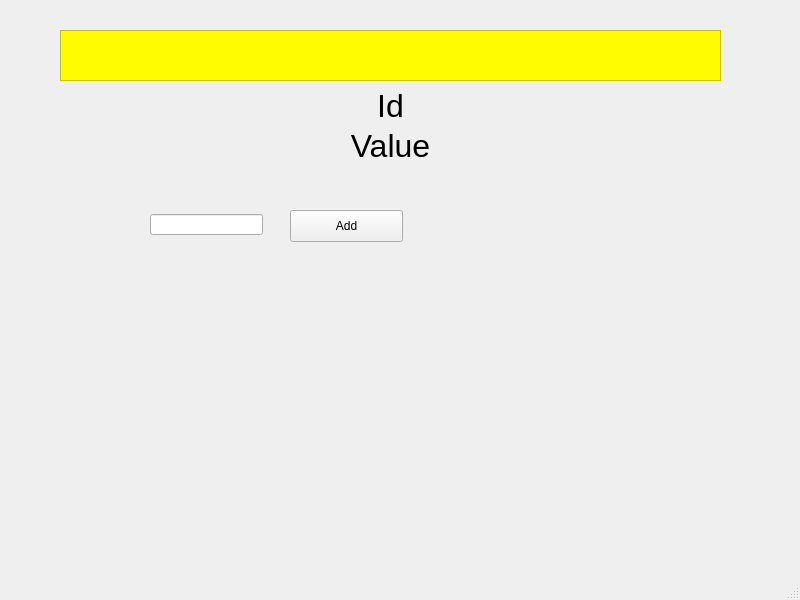
This is MultiHandleSliderTestWindow.ui in AndromedaSignalLab/GradientForge as Qt 5 draws it before an edit. The edited form follows.
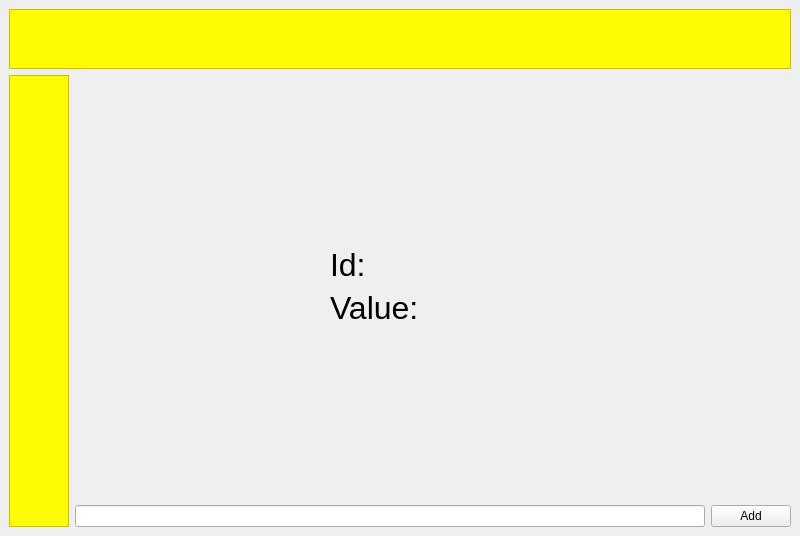
This is the edited form. Custom widgets are drawn as their Qt base class.

Commit message: MultiHandleSlider arrangements

```diff
--- a/MultiHandleSliderTestWindow.ui
+++ b/MultiHandleSliderTestWindow.ui
@@ -7,136 +7,301 @@
     <x>0</x>
     <y>0</y>
     <width>800</width>
-    <height>600</height>
+    <height>536</height>
    </rect>
   </property>
   <property name="windowTitle">
    <string>MainWindow</string>
   </property>
   <widget class="QWidget" name="centralwidget">
-   <widget class="QFrame" name="frame">
-    <property name="geometry">
-     <rect>
-      <x>60</x>
-      <y>30</y>
-      <width>661</width>
-      <height>51</height>
-     </rect>
-    </property>
-    <property name="styleSheet">
-     <string notr="true">background-color: rgb(255, 251, 0);</string>
-    </property>
-    <property name="frameShape">
-     <enum>QFrame::StyledPanel</enum>
-    </property>
-    <property name="frameShadow">
-     <enum>QFrame::Raised</enum>
-    </property>
-    <layout class="QGridLayout" name="gridLayout">
-     <property name="leftMargin">
-      <number>0</number>
-     </property>
-     <property name="topMargin">
-      <number>0</number>
-     </property>
-     <property name="rightMargin">
-      <number>0</number>
-     </property>
-     <property name="bottomMargin">
-      <number>0</number>
-     </property>
-     <property name="spacing">
-      <number>0</number>
-     </property>
-     <item row="0" column="0">
-      <widget class="MultiHandleSlider" name="multiHandleSlider" native="true">
-       <property name="styleSheet">
-        <string notr="true"/>
+   <layout class="QGridLayout" name="gridLayout_3">
+    <item row="3" column="1">
+     <spacer name="horizontalSpacer_3">
+      <property name="orientation">
+       <enum>Qt::Horizontal</enum>
+      </property>
+      <property name="sizeHint" stdset="0">
+       <size>
+        <width>40</width>
+        <height>20</height>
+       </size>
+      </property>
+     </spacer>
+    </item>
+    <item row="5" column="6">
+     <widget class="QPushButton" name="pushButtonAdd">
+      <property name="sizePolicy">
+       <sizepolicy hsizetype="Fixed" vsizetype="Fixed">
+        <horstretch>0</horstretch>
+        <verstretch>0</verstretch>
+       </sizepolicy>
+      </property>
+      <property name="text">
+       <string>Add</string>
+      </property>
+     </widget>
+    </item>
+    <item row="1" column="0" rowspan="5">
+     <widget class="QFrame" name="frame_2">
+      <property name="sizePolicy">
+       <sizepolicy hsizetype="Fixed" vsizetype="Expanding">
+        <horstretch>0</horstretch>
+        <verstretch>0</verstretch>
+       </sizepolicy>
+      </property>
+      <property name="minimumSize">
+       <size>
+        <width>60</width>
+        <height>0</height>
+       </size>
+      </property>
+      <property name="styleSheet">
+       <string notr="true">background-color: rgb(255, 251, 0);</string>
+      </property>
+      <property name="frameShape">
+       <enum>QFrame::StyledPanel</enum>
+      </property>
+      <property name="frameShadow">
+       <enum>QFrame::Raised</enum>
+      </property>
+      <property name="Vertical" stdset="0">
+       <bool>true</bool>
+      </property>
+      <layout class="QGridLayout" name="gridLayout_2">
+       <property name="leftMargin">
+        <number>0</number>
        </property>
-       <property name="Vertical" stdset="0">
-        <bool>false</bool>
+       <property name="topMargin">
+        <number>0</number>
        </property>
-      </widget>
-     </item>
-    </layout>
-   </widget>
-   <widget class="QLabel" name="valueLabel">
-    <property name="geometry">
-     <rect>
-      <x>60</x>
-      <y>130</y>
-      <width>661</width>
-      <height>31</height>
-     </rect>
-    </property>
-    <property name="font">
-     <font>
-      <pointsize>24</pointsize>
-     </font>
-    </property>
-    <property name="text">
-     <string>Value</string>
-    </property>
-    <property name="alignment">
-     <set>Qt::AlignCenter</set>
-    </property>
-   </widget>
-   <widget class="QLabel" name="idLabel">
-    <property name="geometry">
-     <rect>
-      <x>60</x>
-      <y>90</y>
-      <width>661</width>
-      <height>31</height>
-     </rect>
-    </property>
-    <property name="font">
-     <font>
-      <pointsize>24</pointsize>
-     </font>
-    </property>
-    <property name="text">
-     <string>Id</string>
-    </property>
-    <property name="alignment">
-     <set>Qt::AlignCenter</set>
-    </property>
-   </widget>
-   <widget class="QLineEdit" name="lineEditValue">
-    <property name="geometry">
-     <rect>
-      <x>150</x>
-      <y>214</y>
-      <width>113</width>
-      <height>21</height>
-     </rect>
-    </property>
-   </widget>
-   <widget class="QPushButton" name="pushButtonAdd">
-    <property name="geometry">
-     <rect>
-      <x>290</x>
-      <y>210</y>
-      <width>113</width>
-      <height>32</height>
-     </rect>
-    </property>
-    <property name="text">
-     <string>Add</string>
-    </property>
-   </widget>
+       <property name="rightMargin">
+        <number>0</number>
+       </property>
+       <property name="bottomMargin">
+        <number>0</number>
+       </property>
+       <property name="spacing">
+        <number>0</number>
+       </property>
+       <item row="0" column="0">
+        <widget class="MultiHandleSlider" name="multiHandleSliderVertical" native="true">
+         <property name="styleSheet">
+          <string notr="true"/>
+         </property>
+         <property name="Vertical" stdset="0">
+          <bool>true</bool>
+         </property>
+        </widget>
+       </item>
+      </layout>
+     </widget>
+    </item>
+    <item row="5" column="1" colspan="5">
+     <widget class="QLineEdit" name="lineEditValue"/>
+    </item>
+    <item row="2" column="2">
+     <widget class="QLabel" name="idLabel_2">
+      <property name="sizePolicy">
+       <sizepolicy hsizetype="Minimum" vsizetype="Fixed">
+        <horstretch>0</horstretch>
+        <verstretch>0</verstretch>
+       </sizepolicy>
+      </property>
+      <property name="font">
+       <font>
+        <pointsize>24</pointsize>
+       </font>
+      </property>
+      <property name="text">
+       <string>Id:</string>
+      </property>
+      <property name="alignment">
+       <set>Qt::AlignLeading|Qt::AlignLeft|Qt::AlignVCenter</set>
+      </property>
+     </widget>
+    </item>
+    <item row="1" column="3">
+     <spacer name="verticalSpacer">
+      <property name="orientation">
+       <enum>Qt::Vertical</enum>
+      </property>
+      <property name="sizeHint" stdset="0">
+       <size>
+        <width>20</width>
+        <height>40</height>
+       </size>
+      </property>
+     </spacer>
+    </item>
+    <item row="2" column="5">
+     <spacer name="horizontalSpacer_2">
+      <property name="orientation">
+       <enum>Qt::Horizontal</enum>
+      </property>
+      <property name="sizeHint" stdset="0">
+       <size>
+        <width>40</width>
+        <height>20</height>
+       </size>
+      </property>
+     </spacer>
+    </item>
+    <item row="2" column="3" colspan="2">
+     <widget class="QLabel" name="idLabel">
+      <property name="font">
+       <font>
+        <pointsize>24</pointsize>
+       </font>
+      </property>
+      <property name="text">
+       <string/>
+      </property>
+      <property name="alignment">
+       <set>Qt::AlignLeading|Qt::AlignLeft|Qt::AlignVCenter</set>
+      </property>
+     </widget>
+    </item>
+    <item row="3" column="5" colspan="2">
+     <spacer name="horizontalSpacer_4">
+      <property name="orientation">
+       <enum>Qt::Horizontal</enum>
+      </property>
+      <property name="sizeHint" stdset="0">
+       <size>
+        <width>40</width>
+        <height>20</height>
+       </size>
+      </property>
+     </spacer>
+    </item>
+    <item row="3" column="3" colspan="2">
+     <widget class="QLabel" name="valueLabel">
+      <property name="font">
+       <font>
+        <pointsize>24</pointsize>
+       </font>
+      </property>
+      <property name="text">
+       <string/>
+      </property>
+      <property name="alignment">
+       <set>Qt::AlignLeading|Qt::AlignLeft|Qt::AlignVCenter</set>
+      </property>
+     </widget>
+    </item>
+    <item row="2" column="1">
+     <spacer name="horizontalSpacer">
+      <property name="orientation">
+       <enum>Qt::Horizontal</enum>
+      </property>
+      <property name="sizeHint" stdset="0">
+       <size>
+        <width>40</width>
+        <height>20</height>
+       </size>
+      </property>
+     </spacer>
+    </item>
+    <item row="4" column="3">
+     <spacer name="verticalSpacer_2">
+      <property name="orientation">
+       <enum>Qt::Vertical</enum>
+      </property>
+      <property name="sizeHint" stdset="0">
+       <size>
+        <width>20</width>
+        <height>40</height>
+       </size>
+      </property>
+     </spacer>
+    </item>
+    <item row="3" column="2">
+     <widget class="QLabel" name="valueLabel_2">
+      <property name="sizePolicy">
+       <sizepolicy hsizetype="Minimum" vsizetype="Fixed">
+        <horstretch>0</horstretch>
+        <verstretch>0</verstretch>
+       </sizepolicy>
+      </property>
+      <property name="font">
+       <font>
+        <pointsize>24</pointsize>
+       </font>
+      </property>
+      <property name="text">
+       <string>Value:</string>
+      </property>
+      <property name="alignment">
+       <set>Qt::AlignLeading|Qt::AlignLeft|Qt::AlignVCenter</set>
+      </property>
+     </widget>
+    </item>
+    <item row="0" column="0" colspan="7">
+     <widget class="QFrame" name="frame">
+      <property name="sizePolicy">
+       <sizepolicy hsizetype="Expanding" vsizetype="Fixed">
+        <horstretch>0</horstretch>
+        <verstretch>0</verstretch>
+       </sizepolicy>
+      </property>
+      <property name="minimumSize">
+       <size>
+        <width>0</width>
+        <height>60</height>
+       </size>
+      </property>
+      <property name="styleSheet">
+       <string notr="true">background-color: rgb(255, 251, 0);</string>
+      </property>
+      <property name="frameShape">
+       <enum>QFrame::StyledPanel</enum>
+      </property>
+      <property name="frameShadow">
+       <enum>QFrame::Raised</enum>
+      </property>
+      <layout class="QGridLayout" name="gridLayout">
+       <property name="leftMargin">
+        <number>0</number>
+       </property>
+       <property name="topMargin">
+        <number>0</number>
+       </property>
+       <property name="rightMargin">
+        <number>0</number>
+       </property>
+       <property name="bottomMargin">
+        <number>0</number>
+       </property>
+       <property name="spacing">
+        <number>0</number>
+       </property>
+       <item row="0" column="0">
+        <widget class="MultiHandleSlider" name="multiHandleSliderHorizontal" native="true">
+         <property name="sizePolicy">
+          <sizepolicy hsizetype="Expanding" vsizetype="Expanding">
+           <horstretch>0</horstretch>
+           <verstretch>0</verstretch>
+          </sizepolicy>
+         </property>
+         <property name="minimumSize">
+          <size>
+           <width>0</width>
+           <height>0</height>
+          </size>
+         </property>
+         <property name="styleSheet">
+          <string notr="true"/>
+         </property>
+         <property name="Vertical" stdset="0">
+          <bool>false</bool>
+         </property>
+        </widget>
+       </item>
+      </layout>
+     </widget>
+    </item>
+   </layout>
   </widget>
-  <widget class="QMenuBar" name="menubar">
-   <property name="geometry">
-    <rect>
-     <x>0</x>
-     <y>0</y>
-     <width>800</width>
-     <height>24</height>
-    </rect>
-   </property>
-  </widget>
-  <widget class="QStatusBar" name="statusbar"/>
  </widget>
  <customwidgets>
   <customwidget>
```
The commit also changes 1 other file.
